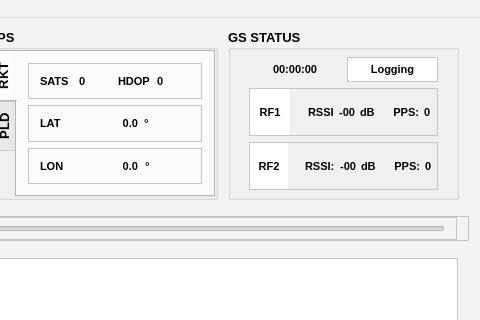
This is ground_station/UI/gswidget.ui in clementnuss/gs_matterhorn as Qt 5 draws it before an edit; both pictures show x 544 to 1024 and y 0 to 320 of the 1024 by 768 pixel window. The edited form follows.
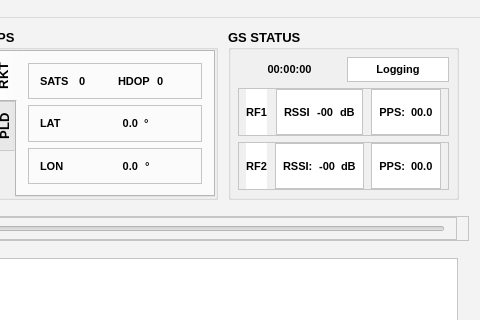
This is the edited form.

Commit message: Fix RSSI and PPS colors

Patch:
```diff
--- a/ground_station/UI/gswidget.ui
+++ b/ground_station/UI/gswidget.ui
@@ -1792,13 +1792,13 @@
                                                     </property>
                                                     <layout class="QVBoxLayout" name="verticalLayout_3" stretch="1,2,2">
                                                         <property name="leftMargin">
-                                                            <number>11</number>
+                                                            <number>0</number>
                                                         </property>
                                                         <property name="topMargin">
                                                             <number>0</number>
                                                         </property>
                                                         <property name="rightMargin">
-                                                            <number>11</number>
+                                                            <number>0</number>
                                                         </property>
                                                         <property name="bottomMargin">
                                                             <number>0</number>
@@ -1885,18 +1885,18 @@
                                                                 <property name="frameShadow">
                                                                     <enum>QFrame::Plain</enum>
                                                                 </property>
-                                                                <layout class="QHBoxLayout" name="horizontalLayout_11" stretch="3,1,1,1,1,1,1,1">
+                                                                <layout class="QHBoxLayout" name="horizontalLayout_11" stretch="1,1,1,1,1">
                                                                     <property name="spacing">
                                                                         <number>5</number>
                                                                     </property>
                                                                     <property name="leftMargin">
-                                                                        <number>0</number>
+                                                                        <number>7</number>
                                                                     </property>
                                                                     <property name="topMargin">
                                                                         <number>0</number>
                                                                     </property>
                                                                     <property name="rightMargin">
-                                                                        <number>0</number>
+                                                                        <number>7</number>
                                                                     </property>
                                                                     <property name="bottomMargin">
                                                                         <number>0</number>
@@ -1946,7 +1946,37 @@
                                                                         </spacer>
                                                                     </item>
                                                                     <item>
+                                                                        <widget class="QFrame" name="rf1_rssi_group">
+                                                                            <property name="autoFillBackground">
+                                                                                <bool>true</bool>
+                                                                            </property>
+                                                                            <property name="frameShape">
+                                                                                <enum>QFrame::StyledPanel</enum>
+                                                                            </property>
+                                                                            <property name="frameShadow">
+                                                                                <enum>QFrame::Raised</enum>
+                                                                            </property>
+                                                                            <layout class="QHBoxLayout" name="horizontalLayout_31">
+                                                                                <property name="spacing">
+                                                                                    <number>7</number>
+                                                                                </property>
+                                                                                <property name="leftMargin">
+                                                                                    <number>7</number>
+                                                                                </property>
+                                                                                <property name="topMargin">
+                                                                                    <number>0</number>
+                                                                                </property>
+                                                                                <property name="rightMargin">
+                                                                                    <number>7</number>
+                                                                                </property>
+                                                                                <property name="bottomMargin">
+                                                                                    <number>0</number>
+                                                                                </property>
+                                                                                <item>
                                                                         <widget class="QLabel" name="rf1_rssi_label">
+                                                                                        <property name="autoFillBackground">
+                                                                                            <bool>false</bool>
+                                                                                        </property>
                                                                             <property name="text">
                                                                                 <string>RSSI</string>
                                                                             </property>
@@ -1959,6 +1989,12 @@
                                                                                     <italic>false</italic>
                                                                                 </font>
                                                                             </property>
+                                                                                        <property name="autoFillBackground">
+                                                                                            <bool>false</bool>
+                                                                                        </property>
+                                                                                        <property name="frameShape">
+                                                                                            <enum>QFrame::NoFrame</enum>
+                                                                                        </property>
                                                                             <property name="text">
                                                                                 <string>-00</string>
                                                                             </property>
@@ -1969,9 +2005,15 @@
                                                                     </item>
                                                                     <item>
                                                                         <widget class="QLabel" name="rf1_rssi_db_label">
+                                                                                        <property name="autoFillBackground">
+                                                                                            <bool>false</bool>
+                                                                                        </property>
                                                                             <property name="text">
                                                                                 <string>dB</string>
                                                                             </property>
+                                                                                    </widget>
+                                                                                </item>
+                                                                            </layout>
                                                                         </widget>
                                                                     </item>
                                                                     <item>
@@ -1988,7 +2030,34 @@
                                                                         </spacer>
                                                                     </item>
                                                                     <item>
+                                                                        <widget class="QFrame" name="rf1_pps_group">
+                                                                            <property name="autoFillBackground">
+                                                                                <bool>true</bool>
+                                                                            </property>
+                                                                            <property name="frameShape">
+                                                                                <enum>QFrame::StyledPanel</enum>
+                                                                            </property>
+                                                                            <property name="frameShadow">
+                                                                                <enum>QFrame::Raised</enum>
+                                                                            </property>
+                                                                            <layout class="QHBoxLayout" name="horizontalLayout_32">
+                                                                                <property name="leftMargin">
+                                                                                    <number>7</number>
+                                                                                </property>
+                                                                                <property name="topMargin">
+                                                                                    <number>0</number>
+                                                                                </property>
+                                                                                <property name="rightMargin">
+                                                                                    <number>7</number>
+                                                                                </property>
+                                                                                <property name="bottomMargin">
+                                                                                    <number>0</number>
+                                                                                </property>
+                                                                                <item>
                                                                         <widget class="QLabel" name="rf1_pps_label">
+                                                                                        <property name="autoFillBackground">
+                                                                                            <bool>true</bool>
+                                                                                        </property>
                                                                             <property name="text">
                                                                                 <string>PPS:</string>
                                                                             </property>
@@ -1999,12 +2068,18 @@
                                                                     </item>
                                                                     <item>
                                                                         <widget class="QLabel" name="rf1_pps_value">
+                                                                                        <property name="autoFillBackground">
+                                                                                            <bool>true</bool>
+                                                                                        </property>
                                                                             <property name="text">
-                                                                                <string>0</string>
+                                                                                            <string>00.0</string>
                                                                             </property>
                                                                             <property name="alignment">
                                                                                 <set>Qt::AlignLeading|Qt::AlignLeft|Qt::AlignVCenter</set>
                                                                             </property>
+                                                                                    </widget>
+                                                                                </item>
+                                                                            </layout>
                                                                         </widget>
                                                                     </item>
                                                                 </layout>
@@ -2024,18 +2099,18 @@
                                                                 <property name="frameShadow">
                                                                     <enum>QFrame::Plain</enum>
                                                                 </property>
-                                                                <layout class="QHBoxLayout" name="horizontalLayout_13" stretch="3,1,1,1,1,1,1,1">
+                                                                <layout class="QHBoxLayout" name="horizontalLayout_13" stretch="1,1,1,1,1">
                                                                     <property name="spacing">
                                                                         <number>5</number>
                                                                     </property>
                                                                     <property name="leftMargin">
-                                                                        <number>0</number>
+                                                                        <number>7</number>
                                                                     </property>
                                                                     <property name="topMargin">
                                                                         <number>0</number>
                                                                     </property>
                                                                     <property name="rightMargin">
-                                                                        <number>0</number>
+                                                                        <number>7</number>
                                                                     </property>
                                                                     <property name="bottomMargin">
                                                                         <number>0</number>
@@ -2072,7 +2147,7 @@
                                                                         </widget>
                                                                     </item>
                                                                     <item>
-                                                                        <spacer name="horizontalSpacer_5">
+                                                                        <spacer name="horizontalSpacer_3">
                                                                             <property name="orientation">
                                                                                 <enum>Qt::Horizontal</enum>
                                                                             </property>
@@ -2084,8 +2159,35 @@
                                                                             </property>
                                                                         </spacer>
                                                                     </item>
+                                                                    <item>
+                                                                        <widget class="QFrame" name="rf2_rssi_group">
+                                                                            <property name="autoFillBackground">
+                                                                                <bool>true</bool>
+                                                                            </property>
+                                                                            <property name="frameShape">
+                                                                                <enum>QFrame::StyledPanel</enum>
+                                                                            </property>
+                                                                            <property name="frameShadow">
+                                                                                <enum>QFrame::Raised</enum>
+                                                                            </property>
+                                                                            <layout class="QHBoxLayout" name="horizontalLayout_34">
+                                                                                <property name="leftMargin">
+                                                                                    <number>7</number>
+                                                                                </property>
+                                                                                <property name="topMargin">
+                                                                                    <number>0</number>
+                                                                                </property>
+                                                                                <property name="rightMargin">
+                                                                                    <number>7</number>
+                                                                                </property>
+                                                                                <property name="bottomMargin">
+                                                                                    <number>0</number>
+                                                                                </property>
                                                                     <item>
                                                                         <widget class="QLabel" name="rf2_rssi_label">
+                                                                                        <property name="autoFillBackground">
+                                                                                            <bool>true</bool>
+                                                                                        </property>
                                                                             <property name="text">
                                                                                 <string>RSSI:</string>
                                                                             </property>
@@ -2093,6 +2195,9 @@
                                                                     </item>
                                                                     <item>
                                                                         <widget class="QLabel" name="rf2_rssi_value">
+                                                                                        <property name="autoFillBackground">
+                                                                                            <bool>true</bool>
+                                                                                        </property>
                                                                             <property name="text">
                                                                                 <string>-00</string>
                                                                             </property>
@@ -2103,13 +2208,19 @@
                                                                     </item>
                                                                     <item>
                                                                         <widget class="QLabel" name="rf2_rssi_db_label">
+                                                                                        <property name="autoFillBackground">
+                                                                                            <bool>true</bool>
+                                                                                        </property>
                                                                             <property name="text">
                                                                                 <string>dB</string>
                                                                             </property>
                                                                         </widget>
                                                                     </item>
+                                                                            </layout>
+                                                                        </widget>
+                                                                    </item>
                                                                     <item>
-                                                                        <spacer name="horizontalSpacer_3">
+                                                                        <spacer name="horizontalSpacer_5">
                                                                             <property name="orientation">
                                                                                 <enum>Qt::Horizontal</enum>
                                                                             </property>
@@ -2121,6 +2232,30 @@
                                                                             </property>
                                                                         </spacer>
                                                                     </item>
+                                                                    <item>
+                                                                        <widget class="QFrame" name="rf2_pps_group">
+                                                                            <property name="autoFillBackground">
+                                                                                <bool>true</bool>
+                                                                            </property>
+                                                                            <property name="frameShape">
+                                                                                <enum>QFrame::StyledPanel</enum>
+                                                                            </property>
+                                                                            <property name="frameShadow">
+                                                                                <enum>QFrame::Raised</enum>
+                                                                            </property>
+                                                                            <layout class="QHBoxLayout" name="horizontalLayout_33">
+                                                                                <property name="leftMargin">
+                                                                                    <number>7</number>
+                                                                                </property>
+                                                                                <property name="topMargin">
+                                                                                    <number>0</number>
+                                                                                </property>
+                                                                                <property name="rightMargin">
+                                                                                    <number>7</number>
+                                                                                </property>
+                                                                                <property name="bottomMargin">
+                                                                                    <number>0</number>
+                                                                                </property>
                                                                     <item>
                                                                         <widget class="QLabel" name="rf2_pps_label">
                                                                             <property name="sizePolicy">
@@ -2129,6 +2264,9 @@
                                                                                     <verstretch>0</verstretch>
                                                                                 </sizepolicy>
                                                                             </property>
+                                                                                        <property name="autoFillBackground">
+                                                                                            <bool>true</bool>
+                                                                                        </property>
                                                                             <property name="text">
                                                                                 <string>PPS:</string>
                                                                             </property>
@@ -2139,12 +2277,18 @@
                                                                     </item>
                                                                     <item>
                                                                         <widget class="QLabel" name="rf2_pps_value">
+                                                                                        <property name="autoFillBackground">
+                                                                                            <bool>true</bool>
+                                                                                        </property>
                                                                             <property name="text">
-                                                                                <string>0</string>
+                                                                                            <string>00.0</string>
                                                                             </property>
                                                                             <property name="alignment">
                                                                                 <set>Qt::AlignLeading|Qt::AlignLeft|Qt::AlignVCenter</set>
                                                                             </property>
+                                                                                    </widget>
+                                                                                </item>
+                                                                            </layout>
                                                                         </widget>
                                                                     </item>
                                                                 </layout>
```
Lines whose indentation alone changed are shown as unchanged. The commit also changes 2 other files.
